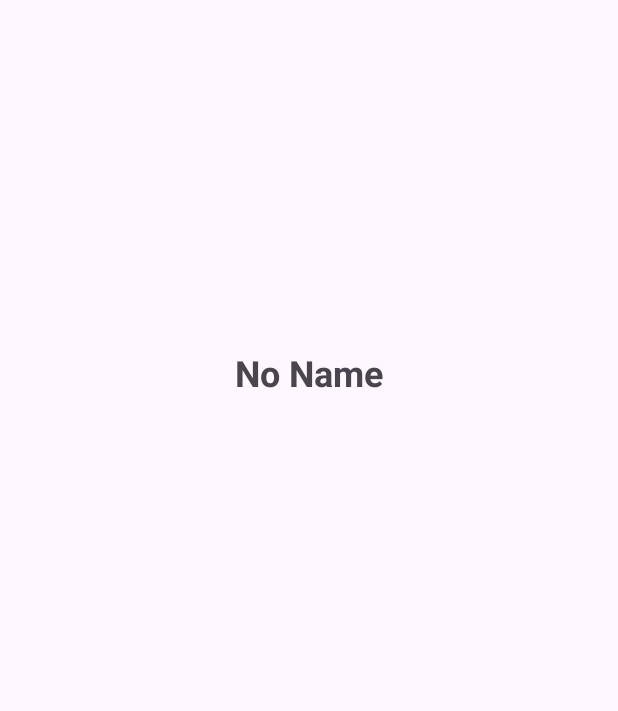
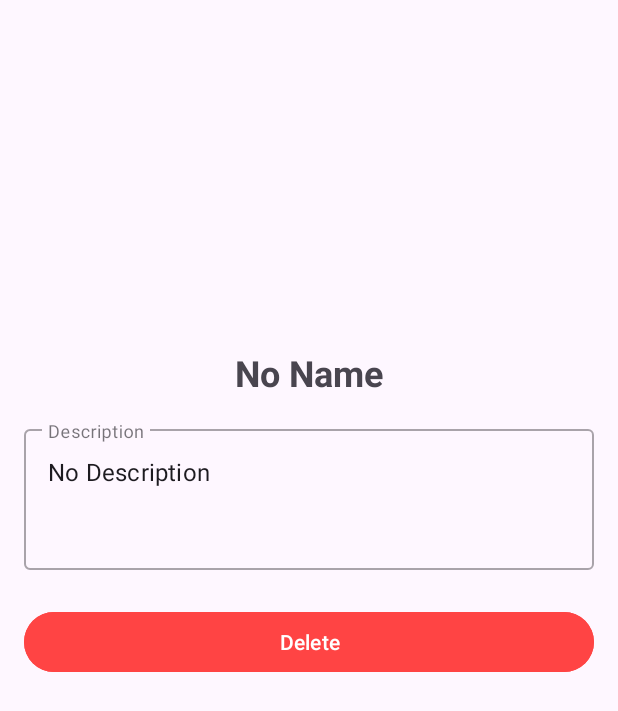
Before and after one commit to artur300/menu, an Android app: the fragment FoodDetailsFragment placed in its activity, on a phone screen of 412 x 824 dp. Shown: the top 711 px of the screen. Run offline under Robolectric (Android 15) with nearby library versions, the phone set to English and light mode, and no system bars.

Commit message:
menu 14/12/24

```diff
--- a/app/build.gradle.kts
+++ b/app/build.gradle.kts
@@ -48,7 +48,7 @@ dependencies {
     testImplementation(libs.junit)
     androidTestImplementation(libs.androidx.junit)
     androidTestImplementation(libs.androidx.espresso.core)
-
+    implementation (libs.material.v190)
 
 
 
--- a/app/src/main/java/com/example/menu/FoodDetailsFragment.kt
+++ b/app/src/main/java/com/example/menu/FoodDetailsFragment.kt
@@ -20,9 +20,11 @@ class FoodDetailsFragment : Fragment() {
         // קבלת הנתונים מה-Bundle
         val foodName = arguments?.getString("food_name") ?: "No Name"
         val foodImageUri = arguments?.getString("food_image_uri")
+        val foodDescription = arguments?.getString("food_description") ?: "No Description" // תיאור
 
         // הצגת הנתונים ב-UI
         binding.foodName.text = foodName
+        binding.foodDescription.setText(foodDescription) // הצגת התיאור
         foodImageUri?.let {
             binding.foodImage.setImageURI(Uri.parse(it))
         }
--- a/app/src/main/res/layout/fragment_food_details.xml
+++ b/app/src/main/res/layout/fragment_food_details.xml
@@ -1,10 +1,15 @@
-<LinearLayout
+<ScrollView
     xmlns:android="http://schemas.android.com/apk/res/android"
     android:layout_width="match_parent"
-    android:layout_height="match_parent"
+    android:layout_height="match_parent">
+
+    <LinearLayout
+        android:layout_width="match_parent"
+        android:layout_height="wrap_content"
         android:orientation="vertical"
         android:padding="16dp">
 
+        <!-- Image View -->
         <ImageView
             android:id="@+id/food_image"
             android:layout_width="match_parent"
@@ -13,6 +18,7 @@
             android:layout_marginBottom="16dp"
             android:contentDescription="Food Image" />
 
+        <!-- Food Name -->
         <TextView
             android:id="@+id/food_name"
             android:layout_width="wrap_content"
@@ -23,4 +29,34 @@
             android:layout_gravity="center_horizontal"
             android:layout_marginBottom="16dp" />
 
+        <!-- Food Description -->
+        <com.google.android.material.textfield.TextInputLayout
+            android:id="@+id/food_description_layout"
+            android:layout_width="match_parent"
+            android:layout_height="wrap_content"
+            android:hint="Description"
+            style="@style/Widget.MaterialComponents.TextInputLayout.OutlinedBox">
+
+            <com.google.android.material.textfield.TextInputEditText
+                android:id="@+id/food_description"
+                android:layout_width="match_parent"
+                android:layout_height="wrap_content"
+                android:inputType="textMultiLine"
+                android:minLines="3"
+                android:focusable="false"
+                android:cursorVisible="false"
+                android:gravity="top" />
+        </com.google.android.material.textfield.TextInputLayout>
+
+        <!-- Delete Button -->
+        <Button
+            android:id="@+id/btn_delete"
+            android:layout_width="match_parent"
+            android:layout_height="wrap_content"
+            android:text="Delete"
+            android:layout_marginTop="24dp"
+            android:backgroundTint="@android:color/holo_red_light"
+            android:textColor="@android:color/white" />
+
     </LinearLayout>
+</ScrollView>
```
Also changed, not shown: app/src/main/java/com/example/menu/Food.kt (+3 -4 lines), app/src/main/java/com/example/menu/FoodListFragment.kt (+13 -7 lines), app/src/main/res/layout/add_food_dialog.xml (+36 -4 lines). Lines whose indentation alone changed are shown as unchanged.
